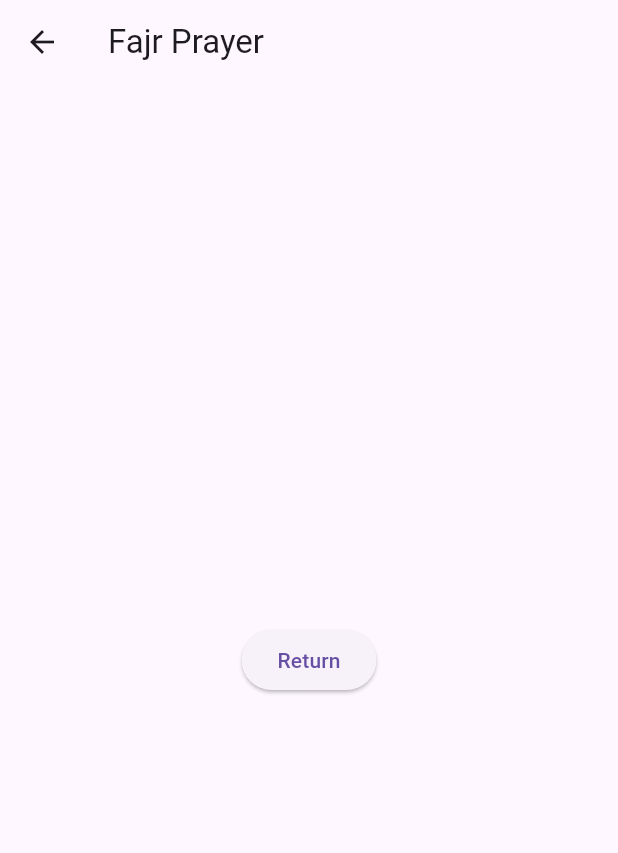
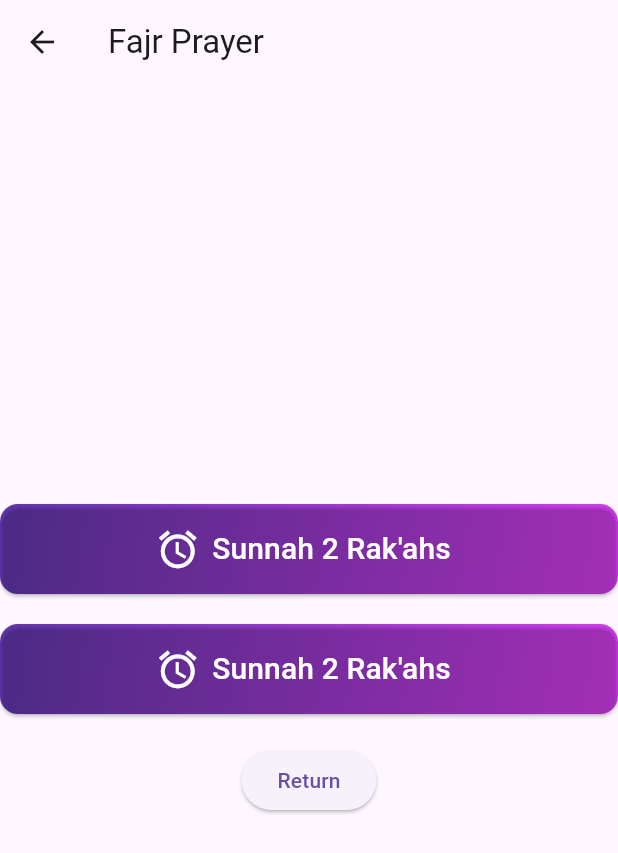
Before and after one commit to Refayatul/Hikma, a Flutter app: the screen it shows after launch, after a tap on "Fajr", on a phone screen of 412 x 824 dp. Shown: the top 853 px of the screen. Run offline on Flutter 3.47's test engine with Material 3 defaults, Android fonts, the phone set to English and light mode, and no system bars.

Commit message:
still trying to make sure i ahve the ui corrected

```diff
--- a/lib/fajr_prayer.dart
+++ b/lib/fajr_prayer.dart
@@ -1,4 +1,6 @@
 import 'package:flutter/material.dart';
+import 'package:salah/button_details.dart';
+import 'package:salah/two_rakahs_of_sunnah.dart';
 
 class FajrPrayerFard extends StatelessWidget {
   const FajrPrayerFard({super.key});
@@ -8,11 +10,30 @@ class FajrPrayerFard extends StatelessWidget {
     return Scaffold(
       appBar: AppBar(title: const Text('Fajr Prayer')),
       body: Center(
-        child: ElevatedButton(
-          onPressed: () {
-            Navigator.pop(context);
-          },
-          child: const Text('Return'),
+        child: Column(
+          mainAxisAlignment: MainAxisAlignment.center,
+          children: [
+            buildButton(
+              context,
+              "Sunnah 2 Rak'ahs",
+              const TwoRakahsOfSunnah(),
+              Icons.access_alarm,
+            ),
+            const SizedBox(height: 20),
+            buildButton(
+              context,
+              "Sunnah 2 Rak'ahs",
+              const TwoRakahsOfSunnah(),
+              Icons.access_alarm,
+            ),
+            const SizedBox(height: 20),
+            ElevatedButton(
+              onPressed: () {
+                Navigator.pop(context);
+              },
+              child: const Text('Return'),
+            ),
+          ],
         ),
       ),
     );
--- a/lib/first_screen.dart
+++ b/lib/first_screen.dart
@@ -12,20 +12,45 @@ class FirstScreen extends StatelessWidget {
   @override
   Widget build(BuildContext context) {
     return Scaffold(
-      appBar: AppBar(title: const Text('Learn Prayers')),
+      appBar: AppBar(centerTitle: true, title: const Text('Learn Salah')),
       body: Center(
         child: ListView(
           padding: const EdgeInsets.all(16.0),
           children: [
-            buildButton(context, 'Fajr', const FajrPrayerFard(),Icons.wb_sunny,),
+            buildButton(
+              context,
+              'Fajr',
+              const FajrPrayerFard(),
+              Icons.wb_sunny,
+            ),
             const SizedBox(height: 12),
-            buildButton(context, 'Dhuhr', const DhuhrPrayerFard(),Icons.access_time,),
+            buildButton(
+              context,
+              'Dhuhr',
+              const DhuhrPrayerFard(),
+              Icons.access_time,
+            ),
             const SizedBox(height: 12),
-            buildButton(context, 'Asr', const AsrPrayerFard(),Icons.access_alarm,),
+            buildButton(
+              context,
+              'Asr',
+              const AsrPrayerFard(),
+              Icons.access_alarm,
+            ),
             const SizedBox(height: 12),
-            buildButton(context, 'Maghrib', const MaghribPrayerFard(),Icons.nights_stay,),
+            buildButton(
+              context,
+              'Maghrib',
+              const MaghribPrayerFard(),
+              Icons.nights_stay,
+            ),
             const SizedBox(height: 12),
-            buildButton(context, 'Isha', const IshaPrayerFard(),Icons.bedtime,),
+            buildButton(
+              context,
+              'Isha',
+              const IshaPrayerFard(),
+              Icons.bedtime,
+            ),
           ],
         ),
       ),
--- a/lib/main.dart
+++ b/lib/main.dart
@@ -1,5 +1,6 @@
 import 'package:flutter/material.dart';
 import 'first_screen.dart';
+
 void main() {
   runApp(const MyApp());
 }
@@ -10,7 +11,7 @@ class MyApp extends StatelessWidget {
   @override
   Widget build(BuildContext context) {
     return const MaterialApp(
-      title: 'Prayer App',
+      title: 'Learn to Pray',
       home: FirstScreen(),
     );
   }
```
Also changed, not shown: lib/two_rakahs_of_sunnah.dart (added, +28 -0 lines).
